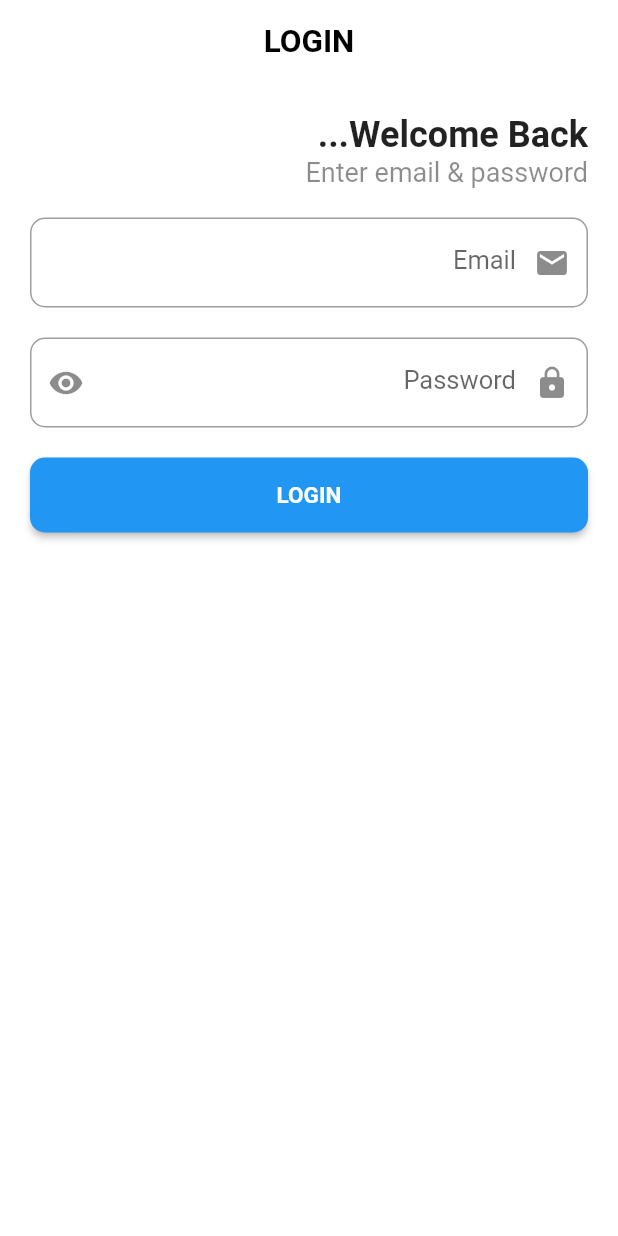
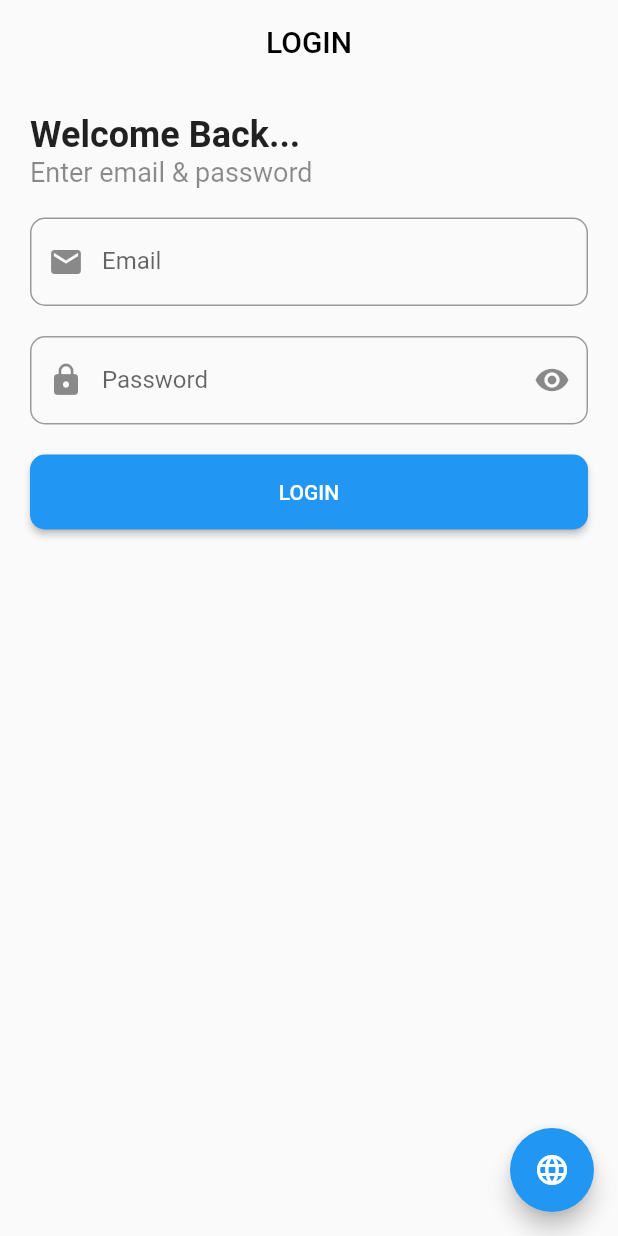
Before and after one commit to WasemAljundy/e_commerce_app, a Flutter app: the screen it shows after launch, after a tap on "Skip", after a tap on "START", on a phone screen of 412 x 824 dp. Run offline on Flutter 3.47's test engine with Material 2 defaults, Android fonts, the phone set to English and light mode, and no system bars; our stand-ins replace shared_preferences; generated files the repository leaves out were written again.

Commit message:
Fifth stage Completed: Change Language using Provider State Management Change Theme (Light or Dark) using Provider State Management

```diff
--- a/lib/main.dart
+++ b/lib/main.dart
@@ -1,12 +1,14 @@
 import 'package:flutter/material.dart';
-import 'package:flutter_localizations/flutter_localizations.dart';
+import 'package:provider/provider.dart';
 import 'package:ui_app/prefs/shared_pref_controller.dart';
+import 'package:ui_app/provider/app_provider.dart';
 import 'package:ui_app/screens/drawer_screens/faqs/faqs_screen.dart';
 import 'package:ui_app/screens/drawer_screens/info/info_screen.dart';
 import 'package:ui_app/screens/launch_screen.dart';
 import 'package:ui_app/screens/login_screen.dart';
 import 'package:ui_app/screens/main_screen.dart';
 import 'package:ui_app/screens/out_boarding_screen.dart';
+import 'package:flutter_gen/gen_l10n/app_localizations.dart';
 
 void main() async {
   WidgetsFlutterBinding.ensureInitialized();
@@ -17,22 +19,28 @@ void main() async {
 class MyApp extends StatelessWidget {
   const MyApp({Key? key}) : super(key: key);
 
-  static bool darkMode = false;
+  @override
+  Widget build(BuildContext context) {
+    return ChangeNotifierProvider<LanguageProvider>(
+      create: (context) => LanguageProvider(),
+
+      child: MyMaterialApp(),
+    );
+  }
+}
+
+class MyMaterialApp extends StatelessWidget {
+  MyMaterialApp({Key? key}) : super(key: key);
+
+  // bool darkMode = false;
 
   @override
   Widget build(BuildContext context) {
     return MaterialApp(
-      localizationsDelegates: const [
-        GlobalMaterialLocalizations.delegate,
-        GlobalCupertinoLocalizations.delegate,
-        GlobalWidgetsLocalizations.delegate,
-      ],
-      supportedLocales: const [
-        Locale('en'),
-        Locale('ar'),
-      ],
-      locale: const Locale('ar'),
-      theme: darkMode ? ThemeData.dark() : ThemeData.light(),
+      localizationsDelegates: AppLocalizations.localizationsDelegates,
+      supportedLocales: AppLocalizations.supportedLocales,
+      locale: Locale(Provider.of<LanguageProvider>(context).language),
+      theme: Provider.of<LanguageProvider>(context).darkTheme ? ThemeData.dark() : ThemeData.light(),
       debugShowCheckedModeBanner: false,
       initialRoute: '/launch_screen',
       routes: {
--- a/lib/prefs/shared_pref_controller.dart
+++ b/lib/prefs/shared_pref_controller.dart
@@ -1,8 +1,7 @@
-
 import 'package:shared_preferences/shared_preferences.dart';
 
-enum PrefsKey{
-  loggedIn, email
+enum PrefKeys{
+  loggedIn, email, language, darkTheme
 }
 
 class SharedPrefController {
@@ -21,20 +20,32 @@ class SharedPrefController {
   }
 
   Future<void> save ({required String email}) async {
-    await _sharedPreferences.setBool(PrefsKey.loggedIn.toString(), true);
-    await _sharedPreferences.setString(PrefsKey.email.toString(), email);
+    await _sharedPreferences.setBool(PrefKeys.loggedIn.toString(), true);
+    await _sharedPreferences.setString(PrefKeys.email.toString(), email);
   }
 
-  bool get loggedIn => _sharedPreferences.getBool(PrefsKey.loggedIn.toString()) ?? false;
+  bool get loggedIn => _sharedPreferences.getBool(PrefKeys.loggedIn.toString()) ?? false;
 
   Future<bool> removeKey(String key) async {
     return await _sharedPreferences.remove(key);
   }
 
   Future<bool> logout() async {
-    await removeKey(PrefsKey.email.toString());
-    return await _sharedPreferences.setBool(PrefsKey.loggedIn.toString(), false);
+    await removeKey(PrefKeys.email.toString());
+    return await _sharedPreferences.setBool(PrefKeys.loggedIn.toString(), false);
   }
+
+  Future<bool> changeLanguage({required String lang}) async {
+    return await _sharedPreferences.setString(PrefKeys.language.toString(), lang);
+  }
+
+  String get language => _sharedPreferences.getString(PrefKeys.language.toString()) ?? 'en';
+
+  Future<bool> changeTheme({required bool darkTheme}) async {
+    return await _sharedPreferences.setBool(PrefKeys.darkTheme.toString(), darkTheme);
+  }
+
+  bool get darkTheme => _sharedPreferences.getBool(PrefKeys.darkTheme.toString()) ?? false;
 
   Future<bool> clear() async {
     return await _sharedPreferences.clear();
--- /dev/null
+++ b/lib/provider/app_provider.dart
@@ -0,0 +1,21 @@
+import 'package:flutter/material.dart';
+import 'package:ui_app/prefs/shared_pref_controller.dart';
+
+class LanguageProvider extends ChangeNotifier {
+
+  String language = SharedPrefController().language;
+  bool darkTheme = SharedPrefController().darkTheme;
+
+  void changeLanguage() {
+    language = language == 'en' ? 'ar' : 'en' ;
+    SharedPrefController().changeLanguage(lang: language);
+    notifyListeners();
+  }
+
+  void changeTheme() {
+    darkTheme = darkTheme == false ? true : false;
+    SharedPrefController().changeTheme(darkTheme: darkTheme);
+    notifyListeners();
+  }
+
+}
--- a/lib/screens/launch_screen.dart
+++ b/lib/screens/launch_screen.dart
@@ -1,5 +1,6 @@
 import 'package:flutter/material.dart';
 import 'package:ui_app/prefs/shared_pref_controller.dart';
+import 'package:flutter_gen/gen_l10n/app_localizations.dart';
 
 class LaunchScreen extends StatefulWidget {
   const LaunchScreen({Key? key}) : super(key: key);
@@ -34,9 +35,9 @@ class _LaunchScreenState extends State<LaunchScreen> {
             ],
           ),
         ),
-        child: const Text(
-          'Welcome',
-          style: TextStyle(
+        child: Text(
+          AppLocalizations.of(context)!.welcome,
+          style: const TextStyle(
             color: Colors.white,
             fontSize: 30,
           ),
--- a/lib/screens/login_screen.dart
+++ b/lib/screens/login_screen.dart
@@ -1,5 +1,8 @@
 import 'package:flutter/material.dart';
+import 'package:provider/provider.dart';
 import 'package:ui_app/prefs/shared_pref_controller.dart';
+import 'package:flutter_gen/gen_l10n/app_localizations.dart';
+import 'package:ui_app/provider/app_provider.dart';
 
 class LoginScreen extends StatefulWidget {
   const LoginScreen({Key? key}) : super(key: key);
@@ -17,7 +20,6 @@ class _LoginScreenState extends State<LoginScreen> {
 
   @override
   void initState() {
-    // TODO: implement initState
     super.initState();
     _emailTextEditingController = TextEditingController();
     _passwordTextEditingController = TextEditingController();
@@ -25,7 +27,6 @@ class _LoginScreenState extends State<LoginScreen> {
 
   @override
   void dispose() {
-    // TODO: implement dispose
     _emailTextEditingController.dispose();
     _passwordTextEditingController.dispose();
     super.dispose();
@@ -34,15 +35,23 @@ class _LoginScreenState extends State<LoginScreen> {
   @override
   Widget build(BuildContext context) {
     return Scaffold(
-      backgroundColor: Colors.white,
       appBar: AppBar(
+        backgroundColor: Colors.transparent,
         centerTitle: true,
-        backgroundColor: Colors.white,
         elevation: 0,
-        title: const Text(
-          'LOGIN',
-          style: TextStyle(color: Colors.black, fontWeight: FontWeight.bold),
+        title: Text(
+          AppLocalizations.of(context)!.login,
+          style: TextStyle(
+            color: Provider.of<LanguageProvider>(context).darkTheme ? Colors.white : Colors.black,
+            fontWeight: FontWeight.w500,
+          ),
         ),
+      ),
+      floatingActionButton: FloatingActionButton(
+        isExtended: true,
+        onPressed: () => Provider.of<LanguageProvider>(context, listen: false)
+            .changeLanguage(),
+        child: const Icon(Icons.language),
       ),
       body: Column(
         children: [
@@ -54,17 +63,19 @@ class _LoginScreenState extends State<LoginScreen> {
             child: Column(
               crossAxisAlignment: CrossAxisAlignment.start,
               children: [
-                const Text(
-                  'Welcome Back...',
-                  style: TextStyle(
+                Text(
+                  AppLocalizations.of(context)!.welcome_back,
+                  style: const TextStyle(
                     fontWeight: FontWeight.bold,
                     fontSize: 24,
                   ),
                 ),
-                const Text(
-                  'Enter email & password',
+                Text(
+                  AppLocalizations.of(context)!.enter_email_password,
                   style: TextStyle(
-                    color: Colors.black45,
+                    color: Provider.of<LanguageProvider>(context).darkTheme
+                        ? Colors.white38
+                        : Colors.black45,
                     fontSize: 18,
                   ),
                 ),
@@ -77,7 +88,7 @@ class _LoginScreenState extends State<LoginScreen> {
                   decoration: InputDecoration(
                     border: OutlineInputBorder(
                         borderRadius: BorderRadius.circular(10)),
-                    labelText: 'Email',
+                    labelText: AppLocalizations.of(context)!.email,
                     hintText: 'wasem@gmail.com',
                     hintStyle: const TextStyle(color: Colors.grey),
                     prefixIcon: const Icon(Icons.email),
@@ -93,11 +104,11 @@ class _LoginScreenState extends State<LoginScreen> {
                   keyboardType: TextInputType.text,
                   obscureText: _obscureText,
                   decoration: InputDecoration(
-                    labelText: 'Password',
+                    labelText: AppLocalizations.of(context)!.password,
                     prefixIcon: const Icon(Icons.lock),
                     suffixIcon: IconButton(
-                      onPressed: ()=> setState(() {
-                        _obscureText = ! _obscureText;
+                      onPressed: () => setState(() {
+                        _obscureText = !_obscureText;
                       }),
                       icon: const Icon(Icons.remove_red_eye),
                     ),
@@ -118,7 +129,7 @@ class _LoginScreenState extends State<LoginScreen> {
                       borderRadius: BorderRadius.circular(10),
                     ),
                   ),
-                  child: const Text('LOGIN'),
+                  child: Text(AppLocalizations.of(context)!.login),
                 ),
               ],
             ),
@@ -148,10 +159,16 @@ class _LoginScreenState extends State<LoginScreen> {
   }
 
   void checkError() {
-    setState(() {
-      _emailErrorText = _emailTextEditingController.text.isEmpty ? 'Enter email address' : null;
-      _passwordErrorText = _passwordTextEditingController.text.isEmpty ? 'Enter password' : null;
-    },);
+    setState(
+      () {
+        _emailErrorText = _emailTextEditingController.text.isEmpty
+            ? 'Enter email address'
+            : null;
+        _passwordErrorText = _passwordTextEditingController.text.isEmpty
+            ? 'Enter password'
+            : null;
+      },
+    );
   }
 
   void login() async {
--- a/pubspec.yaml
+++ b/pubspec.yaml
@@ -40,6 +40,7 @@ dependencies:
   flutter_svg: ^2.0.2
   shared_preferences: ^2.1.0
   intl: ^0.17.0
+  provider: ^6.0.5
 
 dev_dependencies:
   flutter_test:
```
Also changed, not shown: l10n/app_ar.arb (deleted, +0 -7 lines), l10n/app_en.arb (deleted, +0 -7 lines), lib/l10n/app_ar.arb (added, +9 -0 lines), lib/l10n/app_en.arb (added, +9 -0 lines), lib/screens/bn_screens/settings_screen.dart (+8 -10 lines), lib/screens/main_screen.dart (+8 -0 lines), pubspec.lock.
